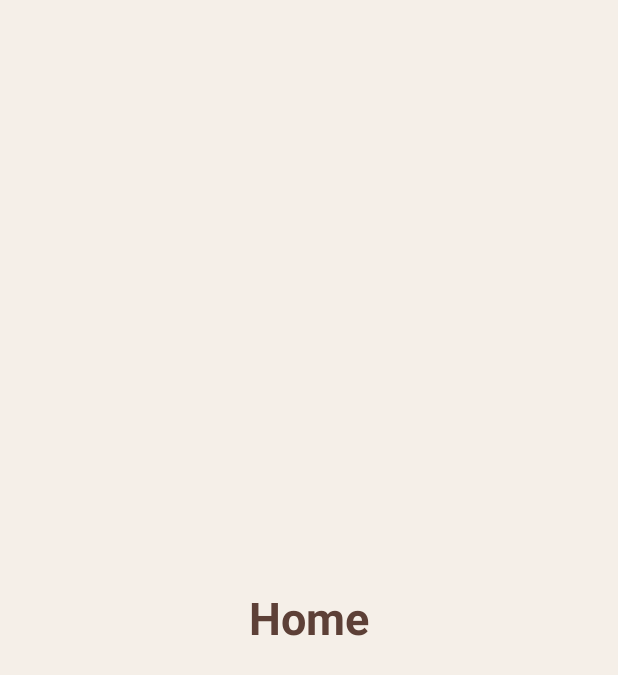
After one commit to holasi123321siu-commits/HairCare, an Android app: the HomeFragment screen opened through its navigation route, on a phone screen of 412 x 824 dp. The commit adds this screen. Shown: the top 675 px of the screen. Run offline under Robolectric (Android 15) with nearby library versions, the phone set to English and light mode, and no system bars.

Commit message:
Añadido ViewModel al login y nueva pantalla Home

```diff
--- /dev/null
+++ b/app/src/main/java/com/example/haircare/navigation/fragments/HomeFragment.kt
@@ -0,0 +1,6 @@
+package com.example.haircare.navigation.fragments
+
+import androidx.fragment.app.Fragment
+import com.example.haircare.R
+
+class HomeFragment : Fragment(R.layout.fragment_home)
--- /dev/null
+++ b/app/src/main/java/com/example/haircare/navigation/viewmodels/LoginUiEvent.kt
@@ -0,0 +1,6 @@
+package com.example.haircare.navigation.viewmodels
+
+sealed interface LoginUiEvent {
+    object NavigateToHome : LoginUiEvent
+    data class ShowError(val messageResId: Int) : LoginUiEvent
+}
--- /dev/null
+++ b/app/src/main/res/layout/fragment_home.xml
@@ -0,0 +1,19 @@
+<?xml version="1.0" encoding="utf-8"?>
+<LinearLayout
+    xmlns:android="http://schemas.android.com/apk/res/android"
+    android:layout_width="match_parent"
+    android:layout_height="match_parent"
+    android:background="@color/haircare_background"
+    android:gravity="center"
+    android:orientation="vertical">
+
+    <TextView
+        android:id="@+id/tvHome"
+        android:layout_width="wrap_content"
+        android:layout_height="wrap_content"
+        android:text="@string/home"
+        android:textSize="30sp"
+        android:textStyle="bold"
+        android:textColor="#5D4037" />
+
+</LinearLayout>
--- a/app/src/main/res/layout/fragment_login.xml
+++ b/app/src/main/res/layout/fragment_login.xml
@@ -71,7 +71,8 @@
             android:text="@string/login"
             android:textColor="#FFFFFF"
             android:backgroundTint="@color/haircare_primary"
-            android:layout_marginBottom="15dp" />
+            android:layout_marginBottom="15dp"
+            android:enabled="false" />
 
         <Button
             android:id="@+id/btnRecovery"
--- a/app/src/main/res/navigation/nav_graph.xml
+++ b/app/src/main/res/navigation/nav_graph.xml
@@ -29,6 +29,12 @@
             android:id="@+id/action_login_to_recovery"
             app:destination="@id/recoveryFragment" />
 
+        <action
+            android:id="@+id/action_login_to_home"
+            app:destination="@id/homeFragment"
+            app:popUpTo="@id/welcomeFragment"
+            app:popUpToInclusive="true" />
+
     </fragment>
 
     <fragment
@@ -41,4 +47,9 @@
         android:name="com.example.haircare.navigation.fragments.RecoveryFragment"
         android:label="@string/recovery_title" />
 
+    <fragment
+        android:id="@+id/homeFragment"
+        android:name="com.example.haircare.navigation.fragments.HomeFragment"
+        android:label="@string/home" />
+
 </navigation>
--- a/app/src/main/res/values/strings.xml
+++ b/app/src/main/res/values/strings.xml
@@ -44,5 +44,7 @@
 
     <!-- Pantalla Home -->
     <string name="home">Home</string>
+    <!-- TODO: Remove or change this placeholder text -->
+    <string name="hello_blank_fragment">Hello blank fragment</string>
 
 </resources>
```
Also changed, not shown: app/src/main/java/com/example/haircare/navigation/fragments/LoginFragment.kt (+89 -28 lines), app/src/main/java/com/example/haircare/navigation/viewmodels/LoginUiState.kt (added, +10 -0 lines), app/src/main/java/com/example/haircare/navigation/viewmodels/LoginViewModel.kt (added, +125 -0 lines).
